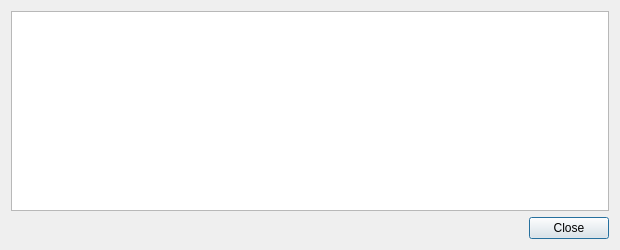
Before: the Qt Designer form forms/transactiondescdialog.ui in talentdeveloper/qt-test, drawn with Qt 5.
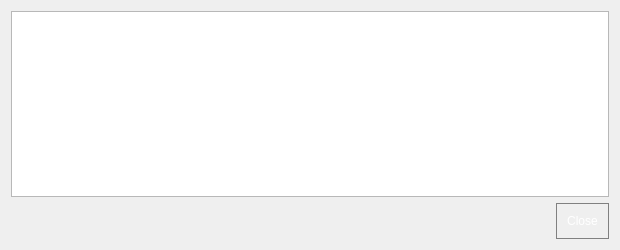
After: the same form once the commit is applied.

Patch:
```diff
--- a/forms/transactiondescdialog.ui
+++ b/forms/transactiondescdialog.ui
@@ -11,7 +11,10 @@
    </rect>
   </property>
   <property name="windowTitle">
-   <string notr="true">Transaction details</string>
+   <string>Transaction details</string>
+  </property>
+  <property name="styleSheet">
+   <string notr="true">background:'#0a2634';</string>
   </property>
   <layout class="QVBoxLayout" name="verticalLayout">
    <item>
@@ -19,6 +22,9 @@
      <property name="toolTip">
       <string>This pane shows a detailed description of the transaction</string>
      </property>
+     <property name="styleSheet">
+      <string notr="true">background:&quot;#002d3f&quot;;</string>
+     </property>
      <property name="readOnly">
       <bool>true</bool>
      </property>
@@ -26,6 +32,50 @@
    </item>
    <item>
     <widget class="QDialogButtonBox" name="buttonBox">
+     <property name="styleSheet">
+      <string notr="true">QPushButton { 
+ background-color: &quot;#002d3f&quot;;
+	border:1px solid gray;
+	color:white;
+	outline: none;
+	padding:10px;
+}
+
+QPushButton:pressed {
+   background-color: &quot;#002d3f&quot;;
+border:1px solid gray;
+	color:white;
+
+}
+QPushButton:focus:pressed { 
+    background: &quot;#003750&quot;;
+	border:1px solid #0adbf0;
+	color:white;
+
+ }
+QPushButton:focus { 
+   background-color: &quot;#002d3f&quot;;
+	border:1px solid gray;
+	color:white;
+
+}
+QPushButton:hover {
+     background-color: &quot;#002d3f&quot;;
+	border:1px solid #0adbf0;
+ }
+QPushButton:checked { 
+     background-color: &quot;#002d3f&quot;;
+border:1px solid gray;
+	color:white;
+
+ }
+QPushButton:disabled { 
+    background:'#0a2634';
+color:gray;
+border:1px solid gray;
+ }
+</string>
+     </property>
      <property name="orientation">
       <enum>Qt::Horizontal</enum>
      </property>
```
Left out of the diff: 16 changed lines with no effect on the pictures.
